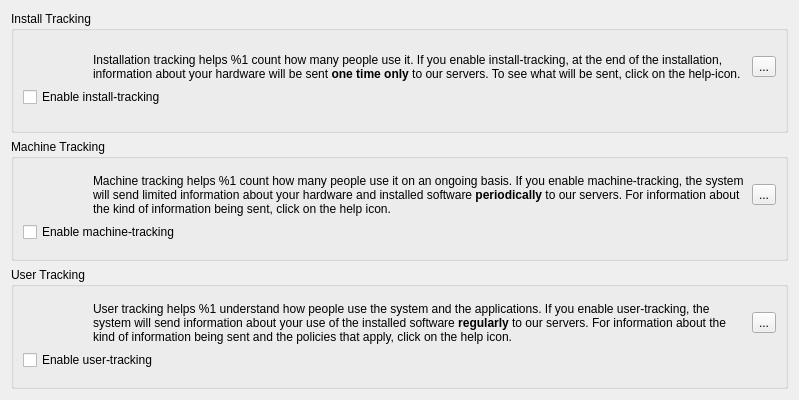
The window that src/modules/tracking/page_trackingstep.ui (calamares/calamares) describes before a commit, drawn with Qt 5.
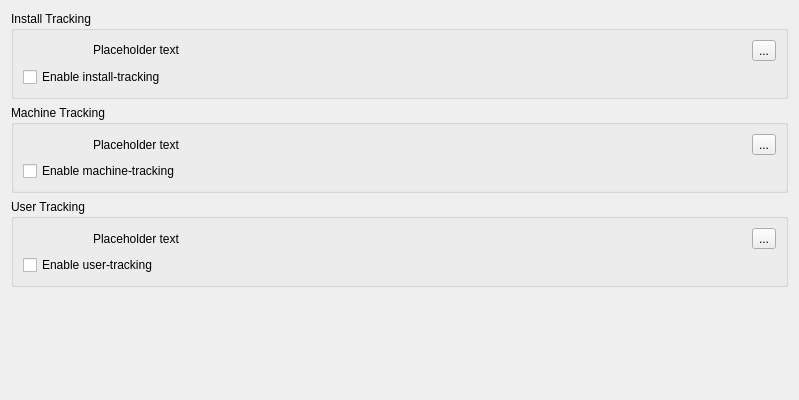
The same window after the commit. Icons and pictures are not drawn.

Commit message:
[tracking] Polish UI some more
 - Enable translations, substitute ShortProductName into string,
 - Simplify code for enabling tracking option blocks,
 - Set checkboxes based on configuration,
 - Read checkboxes when leaving page,
 - Don't stretch the tracking option blocks.

```diff
--- a/src/modules/tracking/page_trackingstep.ui
+++ b/src/modules/tracking/page_trackingstep.ui
@@ -15,7 +15,7 @@
   </property>
   <layout class="QHBoxLayout" name="horizontalLayout">
    <item>
-    <layout class="QVBoxLayout" name="verticalLayout" stretch="0,0,0">
+    <layout class="QVBoxLayout" name="verticalLayout" stretch="0,0,0,0">
      <item>
       <widget class="QGroupBox" name="installTrackingBox">
        <property name="title">
@@ -51,7 +51,7 @@
             <item>
              <widget class="QLabel" name="installExplanation">
               <property name="text">
-               <string>&lt;html&gt;&lt;head/&gt;&lt;body&gt;&lt;p&gt;Installation tracking helps %1 count how many people use it. If you enable install-tracking, at the end of the installation, information about your hardware will be sent &lt;span style=&quot; font-weight:600;&quot;&gt;one time only&lt;/span&gt; to our servers. To see what will be sent, click on the help-icon.&lt;/p&gt;&lt;/body&gt;&lt;/html&gt;</string>
+               <string>Placeholder text</string>
               </property>
               <property name="textFormat">
                <enum>Qt::RichText</enum>
@@ -124,7 +124,7 @@
             <item>
              <widget class="QLabel" name="machineExplanation">
               <property name="text">
-               <string>&lt;html&gt;&lt;head/&gt;&lt;body&gt;&lt;p&gt;Machine tracking helps %1 count how many people use it on an ongoing basis. If you enable machine-tracking, the system will send limited information about your hardware and installed software &lt;span style=&quot; font-weight:600;&quot;&gt;periodically&lt;/span&gt; to our servers. For information about the kind of information being sent, click on the help icon.&lt;/p&gt;&lt;/body&gt;&lt;/html&gt;</string>
+               <string>Placeholder text</string>
               </property>
               <property name="wordWrap">
                <bool>true</bool>
@@ -191,7 +191,7 @@
             <item>
              <widget class="QLabel" name="userExplanation">
               <property name="text">
-               <string>&lt;html&gt;&lt;head/&gt;&lt;body&gt;&lt;p&gt;User tracking helps %1 understand how people use the system and the applications. If you enable user-tracking, the system will send information about your use of the installed software &lt;span style=&quot; font-weight:600;&quot;&gt;regularly&lt;/span&gt; to our servers. For information about the kind of information being sent and the policies that apply, click on the help icon.&lt;/p&gt;&lt;/body&gt;&lt;/html&gt;</string>
+               <string>Placeholder text</string>
               </property>
               <property name="wordWrap">
                <bool>true</bool>
@@ -223,6 +223,19 @@
        </layout>
       </widget>
      </item>
+     <item>
+      <spacer name="verticalSpacer">
+       <property name="orientation">
+        <enum>Qt::Vertical</enum>
+       </property>
+       <property name="sizeHint" stdset="0">
+        <size>
+         <width>20</width>
+         <height>40</height>
+        </size>
+       </property>
+      </spacer>
+     </item>
     </layout>
    </item>
   </layout>
```
Left out of the diff: 8 changed lines with no effect on the pictures. The commit also changes 4 other files.
